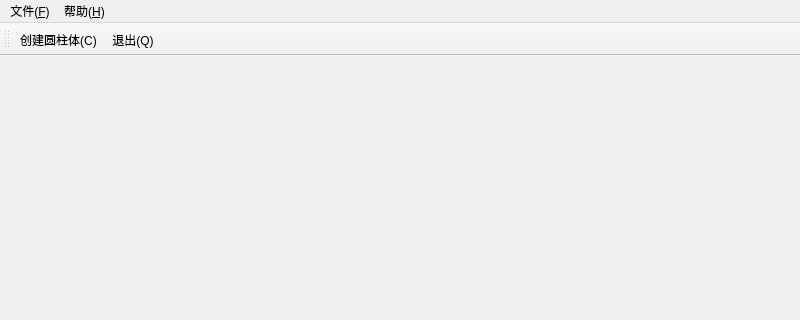
This is src/mainwindow.ui in OstiumAxioma/Tooth_Plant as Qt 5 draws it before an edit; both pictures show x 0 to 800 and y 0 to 320 of the 800 by 600 pixel window. The edited form follows.
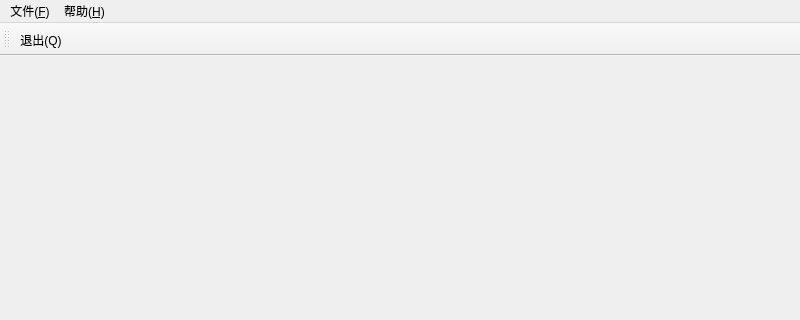
This is the edited form.

The edit to the form file:
```diff
--- a/src/mainwindow.ui
+++ b/src/mainwindow.ui
@@ -59,7 +59,6 @@
    <attribute name="toolBarArea">
     <enum>TopToolBarArea</enum>
    </attribute>
-   <addaction name="action_S"/>
    <addaction name="action_Q"/>
   </widget>
   <action name="action_Q">
@@ -75,11 +74,6 @@
     <string>关于(&amp;A)</string>
    </property>
   </action>
-  <action name="action_S">
-   <property name="text">
-    <string>创建圆柱体(&amp;C)</string>
-   </property>
-  </action>
  </widget>
  <customwidgets>
   <customwidget>
```
